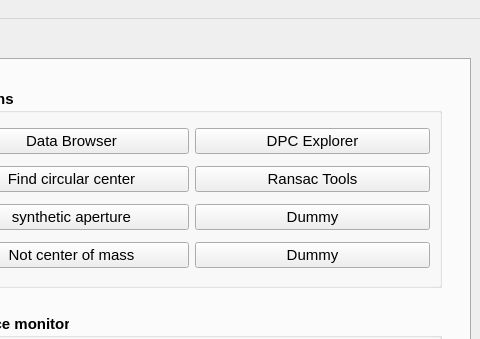
Before: the Qt Designer form fpd_explorer/res/homescreen.ui in CS26-FPD-Explorer/FPD-Explorer, drawn with Qt 5; both pictures show x 620 to 1100 and y 0 to 339 of the 1100 by 725 pixel window.
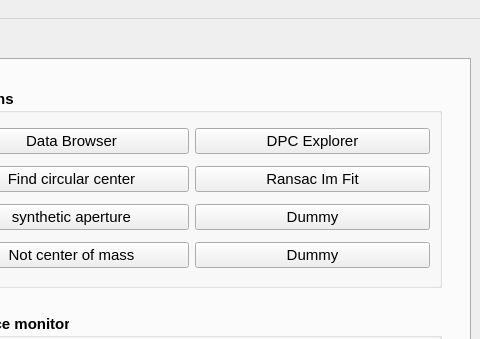
After: the same form once the commit is applied. Custom widgets are drawn as their Qt base class.

Commit message: Ransac im is now working Gui updater will need to be expended to allow multiple type of input rename center of mass file because it has more than just that

What changed in the file:
```diff
--- a/fpd_explorer/res/homescreen.ui
+++ b/fpd_explorer/res/homescreen.ui
@@ -176,7 +176,7 @@
               </font>
              </property>
              <property name="text">
-              <string>Ransac Tools</string>
+              <string>Ransac Im Fit</string>
              </property>
              <property name="checkable">
               <bool>false</bool>
```
Left out of the diff: 31 changed lines with no effect on the pictures. The commit also changes 8 other files.
